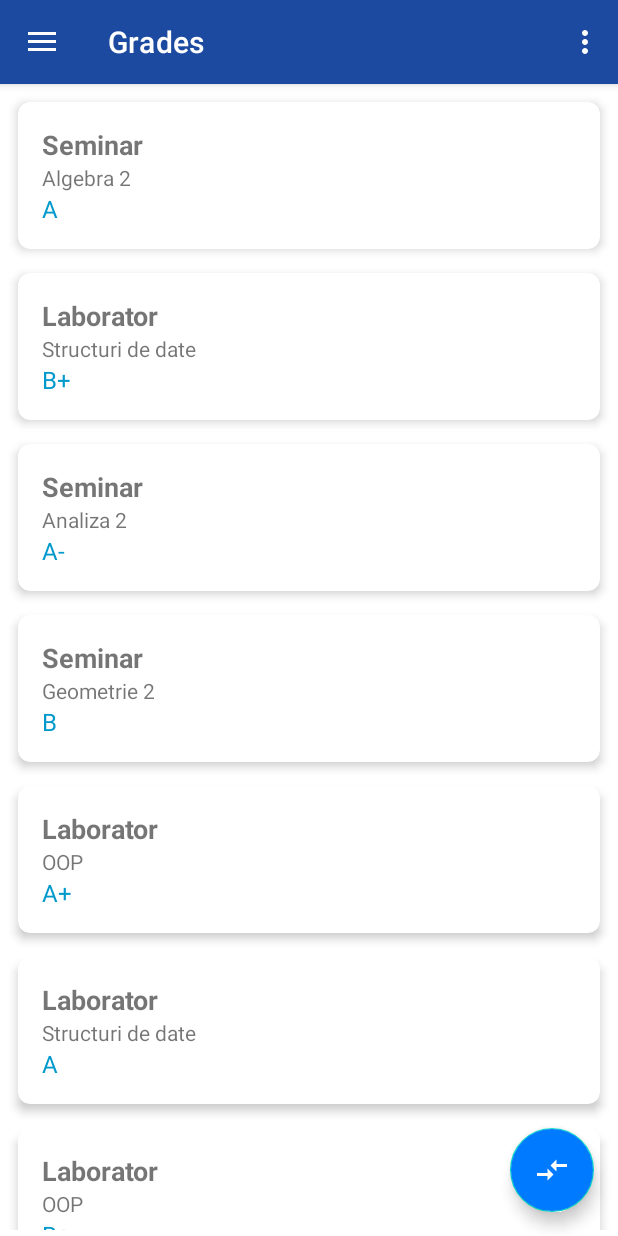
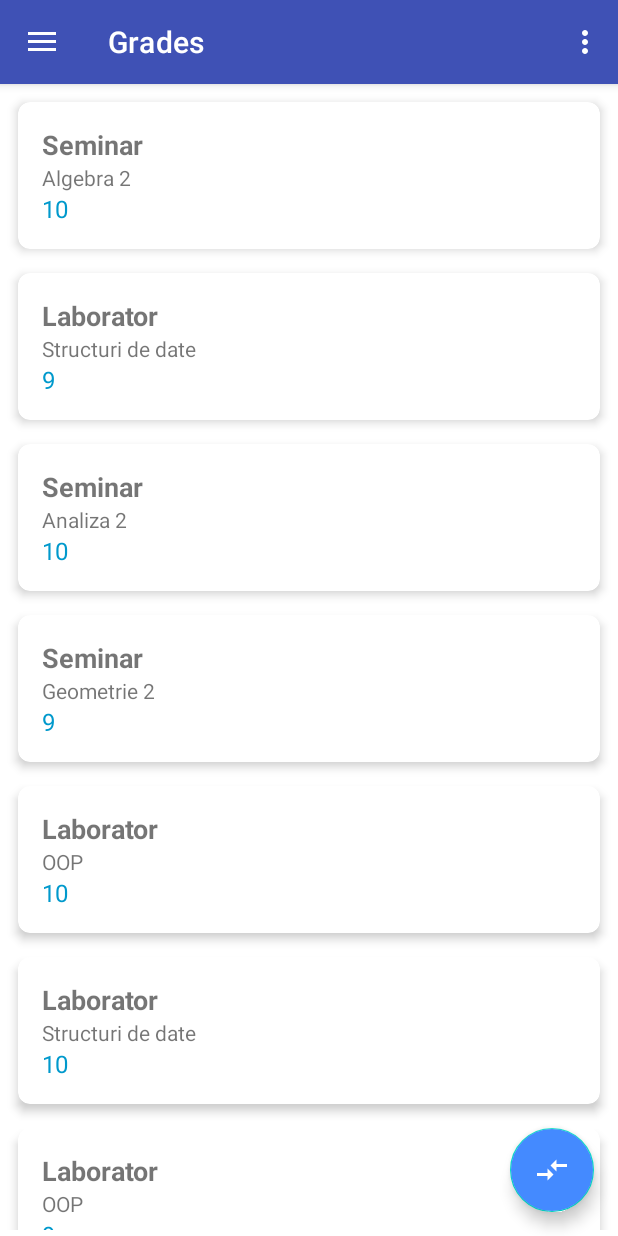
Before and after one commit to lates-codrin/MyScheduler, an Android app: the screen it shows after launch (MainActivity), in the side drawer, after a tap on "Grades", on a phone screen of 412 x 824 dp. Run offline under Robolectric (Android 15) with nearby library versions, the phone set to English and light mode, and no system bars; our stand-ins replace navigation-ui.

Commit message:
Initial Dev-Debug

```diff
--- a/app/src/main/java/com/example/dev_myscheduler/ui/slideshow/SlideshowViewModel.kt
+++ b/app/src/main/java/com/example/dev_myscheduler/ui/slideshow/SlideshowViewModel.kt
@@ -15,19 +15,19 @@ class StudentGradesViewModel : ViewModel() {
 
     private fun loadGrades() {
         _grades.value = listOf(
-            StudentGrade("Seminar", "Algebra 2", "A"),
-            StudentGrade("Laborator", "Structuri de date", "B+"),
-            StudentGrade("Seminar", "Analiza 2", "A-"),
-            StudentGrade("Seminar", "Geometrie 2", "B"),
-            StudentGrade("Laborator", "OOP", "A+"),
-            StudentGrade("Laborator", "Structuri de date", "A"),
-            StudentGrade("Laborator", "OOP", "B+"),
-            StudentGrade("Seminar", "Algebra 2", "A-"),
-            StudentGrade("Laborator", "OOP", "B"),
-            StudentGrade("Seminar", "Geometrie 2", "A"),
-            StudentGrade("Laborator", "OOP", "B+"),
-            StudentGrade("Laborator", "Structuri de date", "A-"),
-            StudentGrade("Seminar", "Analiza 2", "B")
+            StudentGrade("Seminar", "Algebra 2", "10"),
+            StudentGrade("Laborator", "Structuri de date", "9"),
+            StudentGrade("Seminar", "Analiza 2", "10"),
+            StudentGrade("Seminar", "Geometrie 2", "9"),
+            StudentGrade("Laborator", "OOP", "10"),
+            StudentGrade("Laborator", "Structuri de date", "10"),
+            StudentGrade("Laborator", "OOP", "9"),
+            StudentGrade("Seminar", "Algebra 2", "10"),
+            StudentGrade("Laborator", "OOP", "9"),
+            StudentGrade("Seminar", "Geometrie 2", "10"),
+            StudentGrade("Laborator", "OOP", "9"),
+            StudentGrade("Laborator", "Structuri de date", "10"),
+            StudentGrade("Seminar", "Analiza 2", "9")
         )
     }
 }
--- a/app/src/main/res/values/colors.xml
+++ b/app/src/main/res/values/colors.xml
@@ -9,9 +9,9 @@
     <color name="white">#FFFFFF</color>
     <color name="dark_gray">#616161</color>
     <color name="light_gray">#F5F5F5</color>
-    <color name="blue">#1c4aa0</color>
-    <color name="blue_light">#007bff</color>
-    <color name="blue_heavy">#142481</color>
+    <color name="blue">#3F51B5</color>
+    <color name="blue_light">#448AFF</color>
+    <color name="blue_heavy">#303f9f</color>
     <color name="green">#388E3C</color>
     <color name="red">#D32F2F</color>
 </resources>
```
Also changed, not shown: app/src/main/java/com/example/dev_myscheduler/ui/bottom_fragment/CartFragment.kt (added, +60 -0 lines), app/src/main/java/com/example/dev_myscheduler/ui/bottom_fragment/CategoryFragment.kt (added, +60 -0 lines), app/src/main/java/com/example/dev_myscheduler/ui/bottom_fragment/HistoryFragment.kt (added, +60 -0 lines), app/src/main/java/com/example/dev_myscheduler/ui/bottom_fragment/NotificationFragment.kt (added, +60 -0 lines), app/src/main/res/layout/fragment_cart.xml (added, +17 -0 lines), app/src/main/res/layout/fragment_category.xml (added, +17 -0 lines), app/src/main/res/layout/fragment_history.xml (added, +17 -0 lines), app/src/main/res/layout/fragment_notification.xml (added, +17 -0 lines), app/src/main/res/menu/bottom_nav_menu.xml (added, +30 -0 lines).
